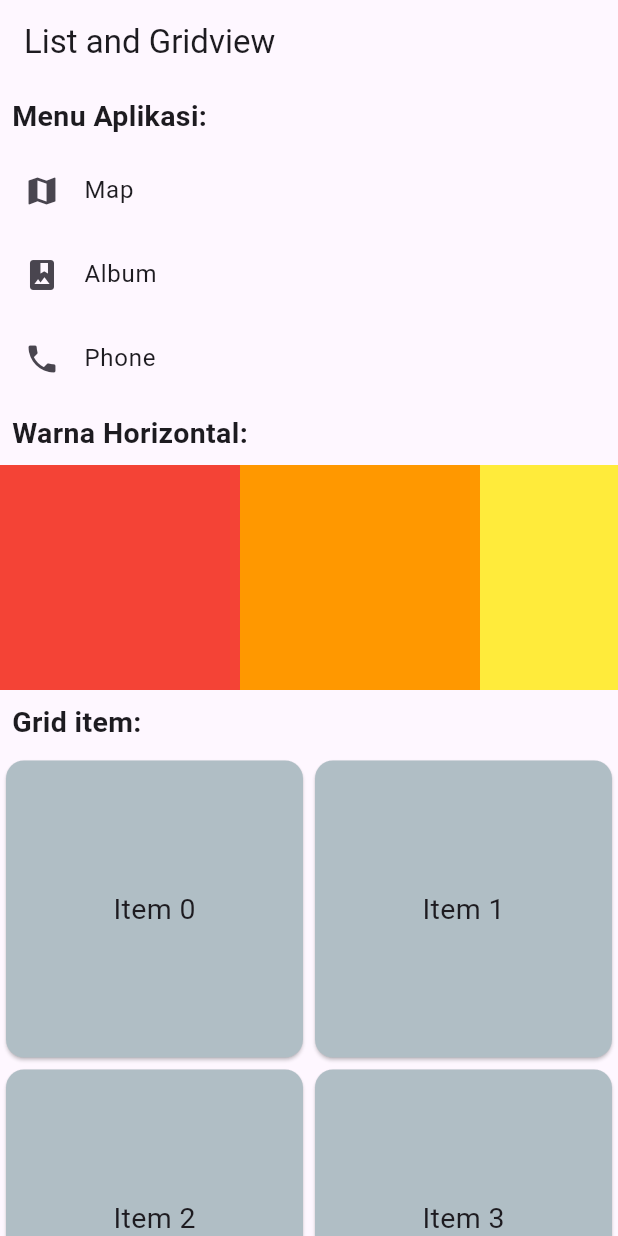
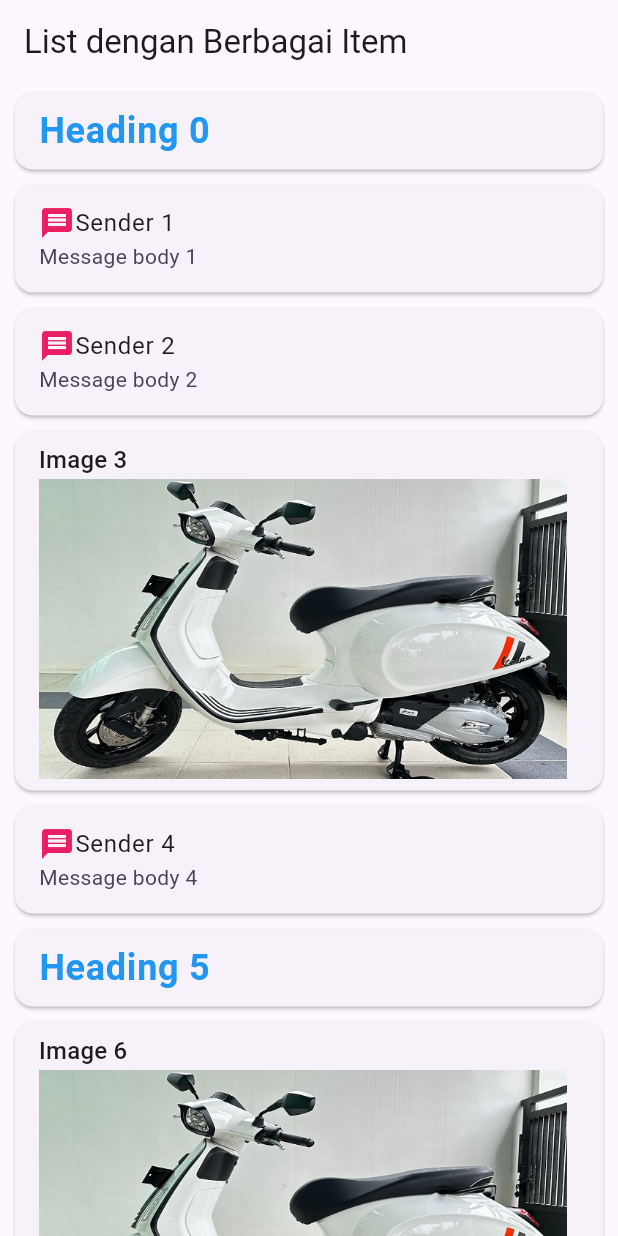
Before and after one commit to farisacca/flutter_application_farisaanr1, a Flutter app: the screen it shows after launch, on a phone screen of 412 x 824 dp. Run offline on Flutter 3.47's test engine with Material 3 defaults, Android fonts, the phone set to English and light mode, and no system bars.

Commit message:
tugas mandiri listitem

```diff
--- /dev/null
+++ b/lib/coba.dart
@@ -0,0 +1,66 @@
+import 'package:flutter/material.dart';
+
+// --- 1. Class Abstract ---
+abstract class Listitem {
+  Widget buildTitle(BuildContext context);
+  Widget buildSubtitle(BuildContext context);
+}
+
+// --- 2. HeadingItem ---
+class HeadingItem implements Listitem {
+  final String heading;
+  HeadingItem(this.heading);
+
+  @override
+  Widget buildTitle(BuildContext context) {
+    return Text(heading, style: Theme.of(context).textTheme.headlineSmall );
+
+  }
+
+  @override
+  Widget buildSubtitle(BuildContext context) => const SizedBox.shrink();
+}
+
+  // --- 3. MessageItem ---
+  class MessageItem implements Listitem {
+  final String sender;
+  final String body;
+  MessageItem(this.sender, this.body);
+
+  @override
+  Widget buildTitle(BuildContext context) => Text(sender);
+
+  @override
+  Widget buildSubtitle(BuildContext context) => Text(body);
+  }
+
+  // Widget Utama
+
+  class Coba extends StatelessWidget {
+  const Coba ({super.key});
+
+  @override
+  Widget build(BuildContext context) {
+    // 4. Data contoh
+    final List<Listitem> items =  List<Listitem>.generate(
+      20,
+      (i) => i % 6 == 0
+          ? HeadingItem('Heading $i')
+          : MessageItem('Sender $i', 'Message body $i'),
+    );
+
+    return Scaffold(
+      appBar: AppBar(title: const Text("List dengan Berbagai Item")),
+      body: ListView.builder(
+        itemCount: items.length,
+        itemBuilder: (context, index) {
+          final item = items[index];
+          return ListTile(
+            title: item.buildTitle(context),
+            subtitle: item.buildSubtitle(context),
+          );
+        },
+      ),
+    );
+  }
+}
--- /dev/null
+++ b/lib/layout_listitem.dart
@@ -0,0 +1,66 @@
+import 'package:flutter/material.dart';
+
+// --- 1. Class Abstract ---
+abstract class Listitem {
+  Widget buildTitle(BuildContext context);
+  Widget buildSubtitle(BuildContext context);
+}
+
+// --- 2. HeadingItem ---
+class HeadingItem implements Listitem {
+  final String heading;
+  HeadingItem(this.heading);
+
+  @override
+  Widget buildTitle(BuildContext context) {
+    return Text(heading, style: Theme.of(context).textTheme.headlineSmall );
+
+  }
+
+  @override
+  Widget buildSubtitle(BuildContext context) => const SizedBox.shrink();
+}
+
+  // --- 3. MessageItem ---
+  class MessageItem implements Listitem {
+  final String sender;
+  final String body;
+  MessageItem(this.sender, this.body);
+
+  @override
+  Widget buildTitle(BuildContext context) => Text(sender);
+
+  @override
+  Widget buildSubtitle(BuildContext context) => Text(body);
+  }
+
+  // Widget Utama
+
+  class LayoutListitem extends StatelessWidget {
+  const LayoutListitem({super.key});
+
+  @override
+  Widget build(BuildContext context) {
+    // 4. Data contoh
+    final List<Listitem> items =  List<Listitem>.generate(
+      20,
+      (i) => i % 6 == 0
+          ? HeadingItem('Heading $i')
+          : MessageItem('Sender $i', 'Message body $i'),
+    );
+
+    return Scaffold(
+      appBar: AppBar(title: const Text("List dengan Berbagai Item")),
+      body: ListView.builder(
+        itemCount: items.length,
+        itemBuilder: (context, index) {
+          final item = items[index];
+          return ListTile(
+            title: item.buildTitle(context),
+            subtitle: item.buildSubtitle(context),
+          );
+        },
+      ),
+    );
+  }
+}
--- a/lib/main.dart
+++ b/lib/main.dart
@@ -1,6 +1,7 @@
 import 'package:flutter/material.dart';
-import 'package:flutter_application_farisaanr/layout_mandiri.dart';
-import 'package:flutter_application_farisaanr/layout_widget.dart';
+
+import 'package:flutter_application_farisaanr/mandiri_listitem.dart';
+
 
 void main() {
   runApp(const MainApp());
@@ -13,7 +14,7 @@ class MainApp extends StatelessWidget {
   Widget build(BuildContext context) {
     return const MaterialApp(
       title: "App Flutter",
-      home: LayoutMandiri()
+      home: MandiriListitem()
     );
   }
 }
--- /dev/null
+++ b/lib/mandiri_listitem.dart
@@ -0,0 +1,117 @@
+import 'package:flutter/material.dart';
+
+abstract class Listitem {
+  Widget buildTitle(BuildContext context);
+  Widget buildSubtitle(BuildContext context);
+}
+
+class  HeadingItem implements Listitem {
+  final String heading;
+  HeadingItem(this.heading);
+
+  @override
+  Widget buildTitle(BuildContext context) {
+    return Text(heading, style: const TextStyle(color: Colors.blue, fontSize: 24, fontWeight: FontWeight.bold),);
+  }
+
+  @override
+  Widget buildSubtitle(BuildContext context) => const SizedBox.shrink();
+  }
+
+  class ImageItem2 implements Listitem {
+  final String label;
+  final String Imageurl;
+  ImageItem2(this.label, this.Imageurl);
+
+  @override
+  Widget buildTitle(BuildContext context) {
+    return Text(label, style: Theme.of( context).textTheme.titleMedium,);
+  }
+
+  @override
+  Widget buildSubtitle(BuildContext context) {
+    return Image.asset(
+      Imageurl,height: 200,fit: BoxFit.cover,
+     );
+    }
+  }
+
+
+class MessageItem implements Listitem {
+  final String sender;
+  final String body;
+  MessageItem(this.sender, this.body);
+
+  @override
+  Widget buildTitle(BuildContext context) {
+    return Row(
+      children: [
+      Icon(Icons.message, color: Colors.pink),
+      Text(sender)
+      ],
+    );
+  }
+
+  @override
+  Widget buildSubtitle(BuildContext context) => Text(body);
+
+}
+
+class ImageItem implements Listitem {
+  final String title;
+  final String imagePath;
+
+  ImageItem(this.title, this.imagePath);
+
+  @override
+  Widget buildTitle(BuildContext context) => Text(title);
+
+  @override
+  Widget buildSubtitle(BuildContext context) => const SizedBox.shrink();
+
+  @override
+  Widget? buildLeading(BuildContext context) {
+    return Image.asset(imagePath, width: 50, height: 50, fit: BoxFit.cover);
+  }
+}
+
+
+class MandiriListitem extends StatelessWidget {
+  const MandiriListitem({super.key});
+
+  @override
+  Widget build(BuildContext context) {
+
+    final List<Listitem> items =  List<Listitem>.generate(
+      30,
+      (i){
+        final mod = i%5;
+        if (mod == 0) {
+          return HeadingItem('Heading $i');
+        } else if (i % 3 == 0) {
+          return ImageItem2('Image $i', 'images/vm1.jpg');
+        } else {
+          return MessageItem('Sender $i', 'Message body $i');
+        }
+      },
+    );
+
+    return Scaffold(
+      appBar: AppBar(title: Text('List dengan Berbagai Item')),
+      body: ListView.builder(
+        itemCount: items.length,
+        itemBuilder: (context, index) {
+          final item = items[index];
+          return Card(
+            margin: EdgeInsets.symmetric(horizontal: 10, vertical: 5),
+            child: ListTile(
+            title: item.buildTitle(context),
+            subtitle: item.buildSubtitle(context),
+          ),
+          );
+        },
+      ),
+    );
+
+  }
+}
```
Also changed, not shown: pubspec.yaml (+5 -2 lines), images/vm1.jpg (added), images/vm2.jpg (added), images/vm3.jpg (added).
